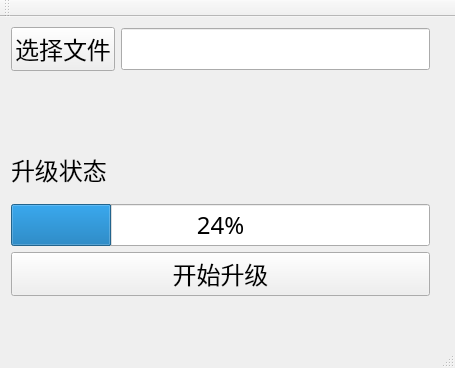
The window that mainwindow.ui (KeyboxWallet/update_tools) describes before a commit, drawn with Qt 5.
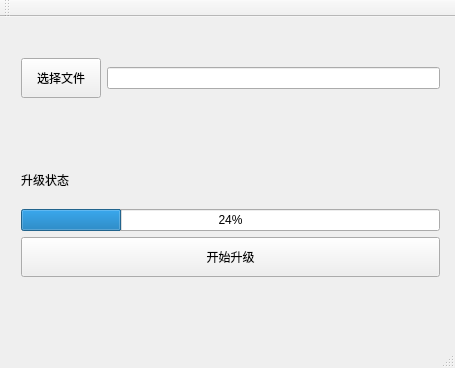
The same window after the commit.

What changed in the file:
```diff
--- a/mainwindow.ui
+++ b/mainwindow.ui
@@ -10,12 +10,6 @@
     <height>368</height>
    </rect>
   </property>
-  <property name="font">
-   <font>
-    <family>Songti SC</family>
-    <pointsize>18</pointsize>
-   </font>
-  </property>
   <property name="windowTitle">
    <string>KeyBox 升级工具</string>
   </property>
@@ -23,10 +17,10 @@
    <widget class="QWidget" name="verticalLayoutWidget">
     <property name="geometry">
      <rect>
-      <x>0</x>
-      <y>-1</y>
+      <x>10</x>
+      <y>30</y>
       <width>441</width>
-      <height>291</height>
+      <height>241</height>
      </rect>
     </property>
     <layout class="QVBoxLayout" name="vLayout">
@@ -34,6 +28,12 @@
       <layout class="QHBoxLayout" name="hLayout1">
        <item>
         <widget class="QPushButton" name="seletFileButton">
+         <property name="minimumSize">
+          <size>
+           <width>0</width>
+           <height>40</height>
+          </size>
+         </property>
          <property name="text">
           <string>选择文件</string>
          </property>
@@ -73,6 +73,18 @@
      </item>
      <item>
       <widget class="QPushButton" name="upgradeButton">
+       <property name="minimumSize">
+        <size>
+         <width>0</width>
+         <height>40</height>
+        </size>
+       </property>
+       <property name="sizeIncrement">
+        <size>
+         <width>0</width>
+         <height>30</height>
+        </size>
+       </property>
        <property name="text">
         <string>开始升级</string>
        </property>
```
